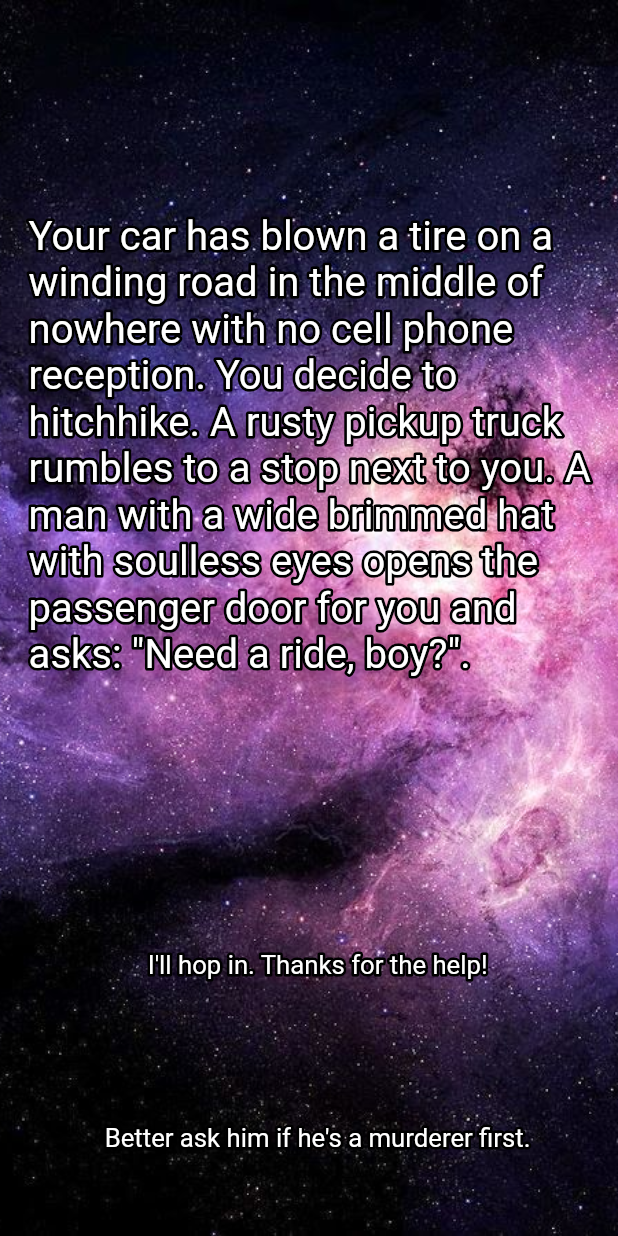
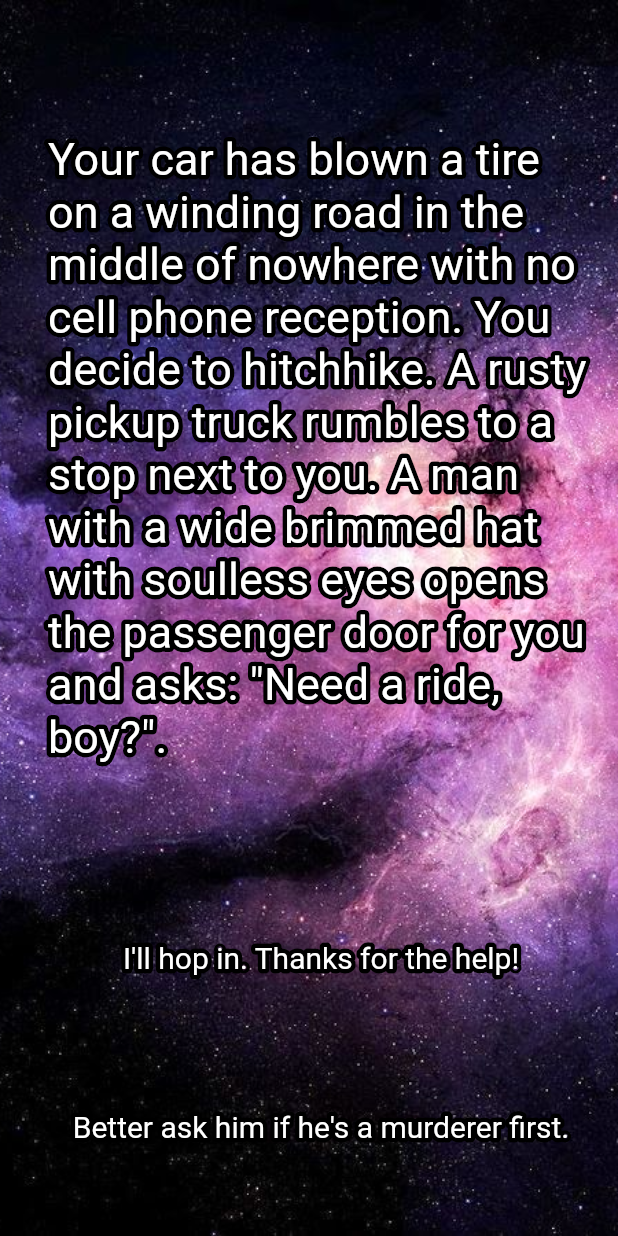
Before and after one commit to FilipLjubic/choose-your-adventure-flutter, a Flutter app: the screen it shows after launch, on a phone screen of 412 x 824 dp. Run offline on Flutter 3.47's test engine with Material 2 defaults, Android fonts, the phone set to English and light mode, and no system bars; drawn by our look-alikes of bordered_text; missing offline and left inert: animated_button.

Commit message:
fixed a couple of bugs

```diff
--- a/lib/main.dart
+++ b/lib/main.dart
@@ -1,6 +1,5 @@
 import 'package:flutter/material.dart';
 import 'package:animated_button/animated_button.dart';
-import 'package:flutter_screenutil/flutter_screenutil.dart';
 import 'package:bordered_text/bordered_text.dart';
 import 'package:create_your_adventure/utils/story_brain.dart';
 
@@ -24,14 +23,11 @@ class _StoryPageState extends State<StoryPage> {
 
   @override
   Widget build(BuildContext context) {
-    ScreenUtil.init(context,
-        width: 1080.0, height: 2300.0, allowFontScaling: true);
-
     bool isPortrait =
         MediaQuery.of(context).orientation == Orientation.portrait;
 
     return Container(
-      padding: EdgeInsets.all(20.w),
+      padding: EdgeInsets.all(16.0),
       decoration: const BoxDecoration(
         image: DecorationImage(
           image: AssetImage('assets/background.jpg'),
@@ -43,22 +39,26 @@ class _StoryPageState extends State<StoryPage> {
         body: SafeArea(
           child: isPortrait
               ? Column(
+                  mainAxisAlignment: MainAxisAlignment.spaceBetween,
+                  crossAxisAlignment: CrossAxisAlignment.stretch,
                   children: [
                     Expanded(
                       flex: 10,
                       child: Center(
                         child: BorderedTextWidget(
-                            text: _storyBrain.text, size: 70),
+                            text: _storyBrain.text, size: 30.0),
                       ),
                     ),
                     Expanded(
                       flex: 2,
                       child: Center(
                         child: AnimatedButton(
-                          width: 900.w,
+                          width: MediaQuery.of(context).size.width - 50.0,
                           color: Colors.blueGrey,
                           child: BorderedTextWidget(
-                              text: _storyBrain.choice1, size: 45),
+                            text: _storyBrain.choice1,
+                            size: 20.0,
+                          ),
                           onPressed: () =>
                               setState(() => _storyBrain.chooseNext(1)),
                         ),
@@ -68,10 +68,12 @@ class _StoryPageState extends State<StoryPage> {
                       flex: 2,
                       child: Center(
                         child: AnimatedButton(
-                          width: 900.w,
+                          width: MediaQuery.of(context).size.width - 50.0,
                           color: Colors.grey,
                           child: BorderedTextWidget(
-                              text: _storyBrain.choice2, size: 45),
+                            text: _storyBrain.choice2,
+                            size: 20.0,
+                          ),
                           onPressed: () =>
                               setState(() => _storyBrain.chooseNext(2)),
                         ),
@@ -81,38 +83,34 @@ class _StoryPageState extends State<StoryPage> {
                 )
               : ListView(
                   children: [
-                    Expanded(
-                      flex: 10,
-                      child: Center(
+                    Center(
                       child: BorderedTextWidget(
-                            text: _storyBrain.text, size: 70),
+                          text: _storyBrain.text, size: 30.0),
                     ),
-                    ),
-                    Expanded(
-                      flex: 2,
-                      child: Center(
+                    const SizedBox(height: 50.0),
+                    Center(
                       child: AnimatedButton(
-                          width: 900.w,
+                        width: MediaQuery.of(context).size.width - 80.0,
                         color: Colors.blueGrey,
                         child: BorderedTextWidget(
-                              text: _storyBrain.choice1, size: 45),
+                          text: _storyBrain.choice1,
+                          size: 20.0,
+                        ),
                         onPressed: () =>
                             setState(() => _storyBrain.chooseNext(1)),
                       ),
                     ),
-                    ),
-                    SizedBox(height: 100.h),
-                    Expanded(
-                      flex: 2,
-                      child: Center(
+                    const SizedBox(height: 30.0),
+                    Center(
                       child: AnimatedButton(
-                          width: 900.w,
+                        width: MediaQuery.of(context).size.width - 80.0,
                         color: Colors.grey,
                         child: BorderedTextWidget(
-                              text: _storyBrain.choice2, size: 45),
+                          text: _storyBrain.choice2,
+                          size: 20.0,
+                        ),
                         onPressed: () =>
                             setState(() => _storyBrain.chooseNext(2)),
-                        ),
                       ),
                     ),
                   ],
@@ -125,21 +123,21 @@ class _StoryPageState extends State<StoryPage> {
 
 class BorderedTextWidget extends StatelessWidget {
   final String text;
-  final int size;
+  final double size;
 
   const BorderedTextWidget({Key key, this.text, this.size}) : super(key: key);
 
   @override
   Widget build(BuildContext context) {
     return Container(
-      margin: EdgeInsets.only(left: 30.w),
+      margin: EdgeInsets.only(left: 16.0),
       child: BorderedText(
-        strokeWidth: 10.w,
+        strokeWidth: 6.0,
         child: Text(
           text,
           style: TextStyle(
             color: Colors.white,
-            fontSize: ScreenUtil().setSp(size),
+            fontSize: size,
           ),
         ),
       ),
```
Also changed, not shown: pubspec.lock. Lines whose indentation alone changed are shown as unchanged.
